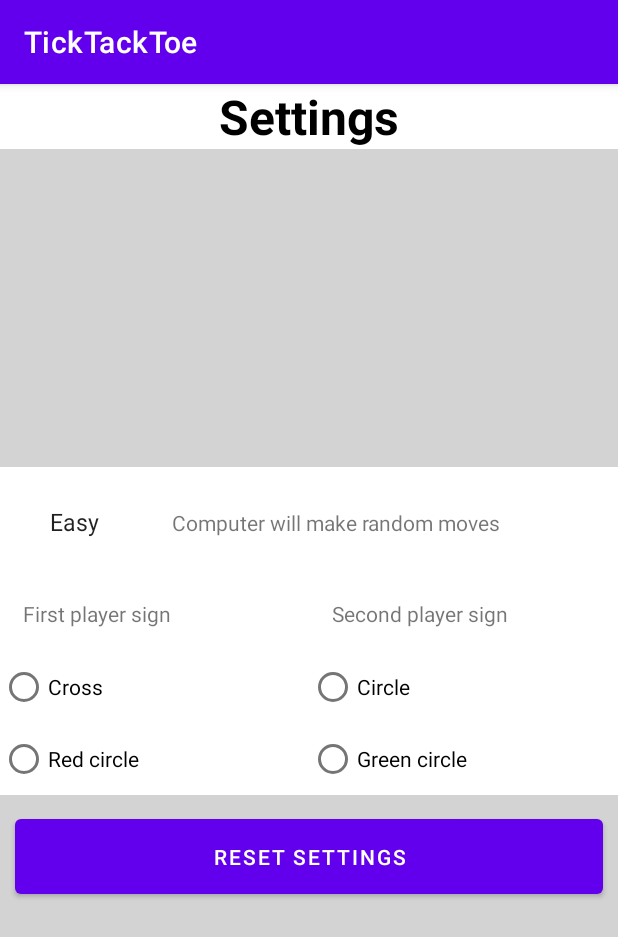
After one commit to pilichm/TickTackToe, an Android app: the SettingsActivity screen opened directly, with no data from a screen before it, on a phone screen of 412 x 824 dp. The commit adds this screen. Shown: the top 937 px of the screen. Run offline under Robolectric (Android 15) with nearby library versions, the phone set to English and light mode, and no system bars.

Commit message:
Added: - settings activity, - settings activity layout, - spinner for changing difficulty level.

```diff
--- a/app/src/main/AndroidManifest.xml
+++ b/app/src/main/AndroidManifest.xml
@@ -9,16 +9,19 @@
         android:roundIcon="@mipmap/ic_launcher_round"
         android:supportsRtl="true"
         android:theme="@style/Theme.TickTackToe">
-        <activity android:name=".activities.MainMenuActivity"
+        <activity android:name=".activities.SettingsActivity"></activity>
+        <activity
+            android:name=".activities.MainMenuActivity"
             android:theme="@style/Theme.MaterialComponents.Light.NoActionBar">
             <intent-filter>
                 <action android:name="android.intent.action.MAIN" />
+
                 <category android:name="android.intent.category.LAUNCHER" />
             </intent-filter>
         </activity>
         <activity
             android:name=".activities.MainActivity"
-            android:theme="@style/Theme.MaterialComponents.Light.NoActionBar"/>
+            android:theme="@style/Theme.MaterialComponents.Light.NoActionBar" />
     </application>
 
 </manifest>
--- a/app/src/main/java/pl/pilichm/ticktacktoe/activities/MainMenuActivity.kt
+++ b/app/src/main/java/pl/pilichm/ticktacktoe/activities/MainMenuActivity.kt
@@ -25,6 +25,14 @@ class MainMenuActivity : AppCompatActivity() {
             intent.putExtra(Constants.PROPERTY_NUMBER_OF_PLAYERS, 1)
             startActivity(intent)
         }
+
+        /**
+         * Go to settings.
+         * */
+        btnManiMenuSettings.setOnClickListener {
+            startActivity(Intent(applicationContext, SettingsActivity::class.java))
+        }
+
         /**
          * Exit app.
          * */
--- /dev/null
+++ b/app/src/main/java/pl/pilichm/ticktacktoe/activities/SettingsActivity.kt
@@ -0,0 +1,56 @@
+package pl.pilichm.ticktacktoe.activities
+
+import androidx.appcompat.app.AppCompatActivity
+import android.os.Bundle
+import android.view.View
+import android.widget.AdapterView
+import kotlinx.android.synthetic.main.activity_settings.*
+import pl.pilichm.ticktacktoe.R
+import pl.pilichm.ticktacktoe.util.Constants
+
+class SettingsActivity : AppCompatActivity() {
+    override fun onCreate(savedInstanceState: Bundle?) {
+        super.onCreate(savedInstanceState)
+        setContentView(R.layout.activity_settings)
+
+        setUpDifficultySpinner(0)
+        setDifficultyLevelDescription()
+    }
+
+    /**
+     * Adds listener to difficulty level selection spinner, so that displayed description
+     * matches selected value.
+     * */
+    private fun setUpDifficultySpinner(selectedPosition: Int){
+        spinnerDifficulty.setSelection(selectedPosition)
+        spinnerDifficulty.onItemSelectedListener = object: AdapterView.OnItemSelectedListener {
+            override fun onItemSelected(
+                parent: AdapterView<*>?,
+                view: View?,
+                position: Int,
+                id: Long
+            ) {
+                setDifficultyLevelDescription()
+            }
+
+            override fun onNothingSelected(parent: AdapterView<*>?) { }
+        }
+    }
+
+    /**
+     * Refreshed description text so that it matches difficulty level selected in spinner.
+     * */
+    private fun setDifficultyLevelDescription(){
+        when (spinnerDifficulty.selectedItem.toString()){
+            Constants.DIFFICULTY_EASY -> {
+                tvSettingsDifficultyDesc.text = resources.getString(R.string.easy_level_description)
+            }
+            Constants.DIFFICULTY_MEDIUM -> {
+                tvSettingsDifficultyDesc.text = resources.getString(R.string.medium_level_description)
+            }
+            Constants.DIFFICULTY_HARD -> {
+                tvSettingsDifficultyDesc.text = resources.getString(R.string.hard_level_description)
+            }
+        }
+    }
+}
--- a/app/src/main/java/pl/pilichm/ticktacktoe/util/Constants.kt
+++ b/app/src/main/java/pl/pilichm/ticktacktoe/util/Constants.kt
@@ -8,6 +8,9 @@ class Constants {
         const val PREFIX_TOP_IMAGE = "top"
         const val PREFIX_BOTTOM_IMAGE = "bottom"
         const val PROPERTY_NUMBER_OF_PLAYERS = "number_of_players"
+        const val DIFFICULTY_EASY = "Easy"
+        const val DIFFICULTY_MEDIUM = "Medium"
+        const val DIFFICULTY_HARD = "Hard"
 
         val winningLocations = arrayOf(
             arrayOf(0, 1, 2),
--- /dev/null
+++ b/app/src/main/res/drawable/circle_green.xml
@@ -0,0 +1,12 @@
+<?xml version="1.0" encoding="utf-8"?>
+<shape
+    xmlns:android="http://schemas.android.com/apk/res/android"
+    android:shape="oval">
+
+    <solid
+        android:color="#006400"/>
+
+    <size
+        android:width="120dp"
+        android:height="120dp"/>
+</shape>
--- /dev/null
+++ b/app/src/main/res/drawable/circle_red.xml
@@ -0,0 +1,12 @@
+<?xml version="1.0" encoding="utf-8"?>
+<shape
+    xmlns:android="http://schemas.android.com/apk/res/android"
+    android:shape="oval">
+
+    <solid
+        android:color="#FF0000"/>
+
+    <size
+        android:width="120dp"
+        android:height="120dp"/>
+</shape>
--- a/app/src/main/res/layout/activity_main.xml
+++ b/app/src/main/res/layout/activity_main.xml
@@ -1,3 +1,4 @@
+<?xml version="1.0" encoding="utf-8"?>
 <RelativeLayout
     android:id="@+id/rlMain"
     xmlns:android="http://schemas.android.com/apk/res/android"
--- /dev/null
+++ b/app/src/main/res/layout/activity_settings.xml
@@ -0,0 +1,131 @@
+<RelativeLayout
+    android:id="@+id/rlMain"
+    xmlns:android="http://schemas.android.com/apk/res/android"
+    android:layout_height="match_parent"
+    android:layout_width="match_parent">
+
+    <TextView
+        android:id="@+id/tvSettingsTitle"
+        android:gravity="center|top"
+        android:layout_gravity="center"
+        android:text="@string/settings"
+        android:textSize="@dimen/default_text_size"
+        android:textColor="@color/black"
+        android:textStyle="bold"
+        android:layout_width="match_parent"
+        android:layout_height="wrap_content"/>
+
+    <LinearLayout xmlns:android="http://schemas.android.com/apk/res/android"
+        android:id="@+id/llSettingsMain"
+        android:layout_width="match_parent"
+        android:layout_height="match_parent"
+        android:layout_below="@id/tvSettingsTitle"
+        android:background="@color/grid_element_light"
+        android:gravity="center"
+        android:orientation="vertical" >
+
+        <LinearLayout
+            android:background="@color/white"
+            android:layout_width="match_parent"
+            android:layout_height="wrap_content"
+            android:orientation="horizontal">
+
+            <Spinner
+                android:id="@+id/spinnerDifficulty"
+                android:background="@color/white"
+                android:padding="@dimen/settings_element_padding"
+                android:layout_width="wrap_content"
+                android:entries="@array/difficulty_levels_array"
+                android:prompt="@string/change_difficulty_level"
+                android:layout_height="wrap_content" />
+
+            <TextView
+                android:id="@+id/tvSettingsDifficultyDesc"
+                android:background="@color/white"
+                android:padding="@dimen/grid_element_padding"
+                android:layout_width="match_parent"
+                android:layout_height="wrap_content"/>
+
+        </LinearLayout>
+
+    <LinearLayout
+        android:background="@color/white"
+        android:layout_width="match_parent"
+        android:layout_height="wrap_content"
+        android:orientation="horizontal">
+
+        <LinearLayout
+            android:background="@color/white"
+            android:layout_width="0dp"
+            android:layout_weight="1"
+            android:layout_height="wrap_content"
+            android:orientation="vertical">
+
+            <TextView
+                android:background="@color/white"
+                android:text="@string/change_first_player_sign"
+                android:padding="@dimen/grid_element_padding"
+                android:layout_width="match_parent"
+                android:layout_height="wrap_content"/>
+
+            <RadioGroup xmlns:android="http://schemas.android.com/apk/res/android"
+                android:layout_width="match_parent"
+                android:layout_height="wrap_content"
+                android:orientation="vertical">
+
+                <RadioButton android:id="@+id/first_player_cross"
+                    android:layout_width="wrap_content"
+                    android:layout_height="wrap_content"
+                    android:text="@string/cross"/>
+
+                <RadioButton android:id="@+id/first_player_red_circle"
+                    android:layout_width="wrap_content"
+                    android:layout_height="wrap_content"
+                    android:text="@string/red_circle"/>
+            </RadioGroup>
+        </LinearLayout>
+
+        <LinearLayout
+            android:background="@color/white"
+            android:layout_width="0dp"
+            android:layout_weight="1"
+            android:layout_height="wrap_content"
+            android:orientation="vertical">
+
+            <TextView
+                android:background="@color/white"
+                android:text="@string/change_second_player_sign"
+                android:padding="@dimen/grid_element_padding"
+                android:layout_width="match_parent"
+                android:layout_height="wrap_content"/>
+
+            <RadioGroup xmlns:android="http://schemas.android.com/apk/res/android"
+                android:layout_width="match_parent"
+                android:layout_height="wrap_content"
+                android:orientation="vertical">
+
+                <RadioButton android:id="@+id/second_player_circle"
+                    android:layout_width="wrap_content"
+                    android:layout_height="wrap_content"
+                    android:text="@string/circle"/>
+
+                <RadioButton android:id="@+id/second_player_green_circle"
+                    android:layout_width="wrap_content"
+                    android:layout_height="wrap_content"
+                    android:text="@string/green_circle"/>
+            </RadioGroup>
+        </LinearLayout>
+
+    </LinearLayout>
+
+        <Button
+            android:id="@+id/btnSettingsResetToDefault"
+            android:padding="@dimen/grid_element_padding"
+            android:text="@string/button_reset_settings"
+            android:layout_margin="@dimen/main_menu_app_button_margin"
+            android:layout_width="match_parent"
+            android:layout_height="wrap_content"/>
+
+    </LinearLayout>
+
+</RelativeLayout>
--- /dev/null
+++ b/app/src/main/res/values/difficulty_level_names_array.xml
@@ -0,0 +1,8 @@
+<?xml version="1.0" encoding="utf-8"?>
+<resources>
+    <string-array name="difficulty_levels_array">
+        <item>Easy</item>
+        <item>Medium</item>
+        <item>Hard</item>
+    </string-array>
+</resources>
--- a/app/src/main/res/values/dimen.xml
+++ b/app/src/main/res/values/dimen.xml
@@ -3,6 +3,7 @@
     <dimen name="grid_element_size">120dp</dimen>
     <dimen name="grid_element_margin">5dp</dimen>
     <dimen name="grid_element_padding">15dp</dimen>
+    <dimen name="settings_element_padding">25dp</dimen>
     <dimen name="default_text_size">32sp</dimen>
     <dimen name="main_menu_app_name_margin">25dp</dimen>
     <dimen name="main_menu_app_button_margin">10dp</dimen>
--- a/app/src/main/res/values/strings.xml
+++ b/app/src/main/res/values/strings.xml
@@ -16,4 +16,21 @@
     <string name="button_two_player">Two Players</string>
     <string name="button_settings">Settings</string>
     <string name="button_exit">Exit</string>
+    <string name="button_reset_settings">Reset settings</string>
+    <string name="settings">Settings</string>
+    <string name="change_difficulty_level">Change difficulty level</string>
+
+    <string name="easy_level_description">Computer will make random moves</string>
+    <string name="medium_level_description">Half of computer moves will be random, rest will be aiming for best possible scenario</string>
+    <string name="hard_level_description">Computer will be using win or draw scenario</string>
+
+    <string name="difficulty_easy">Easy</string>
+    <string name="difficulty_medium">Medium</string>
+    <string name="difficulty_hard">Hard</string>
+    <string name="green_circle">Green circle</string>
+    <string name="circle">Circle</string>
+    <string name="change_second_player_sign">Second player sign</string>
+    <string name="red_circle">Red circle</string>
+    <string name="cross">Cross</string>
+    <string name="change_first_player_sign">First player sign</string>
 </resources>
```
